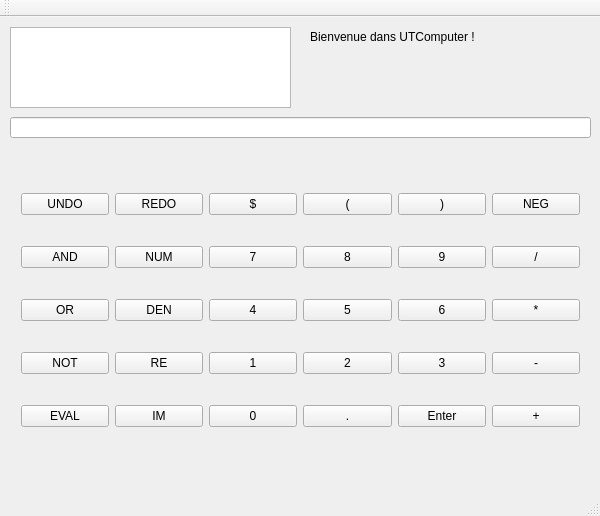
Old version of the form UTComputer/views/mainwindow.ui in the repository Pierre-Gilles/ut-computer.
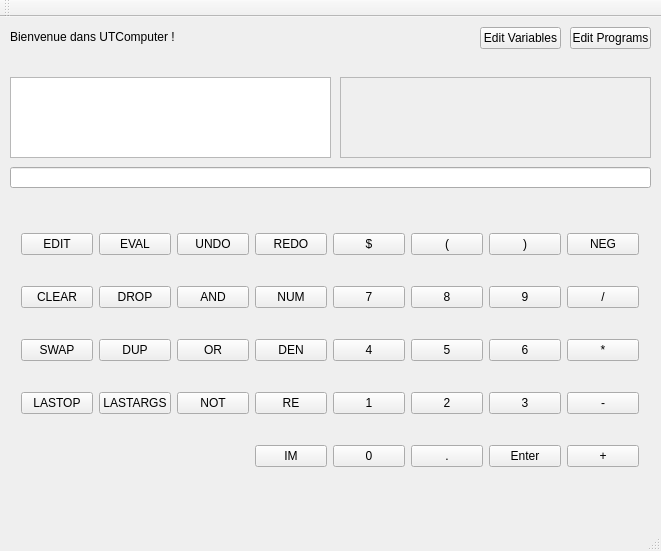
New version of the form.

Commit message: program dialog and sqlite db

Patch:
```diff
--- a/UTComputer/views/mainwindow.ui
+++ b/UTComputer/views/mainwindow.ui
@@ -6,8 +6,8 @@
    <rect>
     <x>0</x>
     <y>0</y>
-    <width>600</width>
-    <height>516</height>
+    <width>661</width>
+    <height>551</height>
    </rect>
   </property>
   <property name="windowTitle">
@@ -18,8 +18,8 @@
     <property name="geometry">
      <rect>
       <x>10</x>
-      <y>100</y>
-      <width>581</width>
+      <y>150</y>
+      <width>641</width>
       <height>21</height>
      </rect>
     </property>
@@ -28,219 +28,268 @@
     <property name="geometry">
      <rect>
       <x>10</x>
-      <y>140</y>
-      <width>581</width>
+      <y>180</y>
+      <width>640</width>
       <height>311</height>
      </rect>
     </property>
     <layout class="QGridLayout" name="gridLayout">
-     <item row="2" column="0">
+     <item row="4" column="3">
+      <widget class="QPushButton" name="pushButtonIm">
+       <property name="text">
+        <string>IM</string>
+       </property>
+      </widget>
+     </item>
+     <item row="2" column="1">
+      <widget class="QPushButton" name="pushButtonDup">
+       <property name="text">
+        <string>DUP</string>
+       </property>
+      </widget>
+     </item>
+     <item row="1" column="4">
+      <widget class="QPushButton" name="pushButton7">
+       <property name="text">
+        <string>7</string>
+       </property>
+      </widget>
+     </item>
+     <item row="2" column="2">
       <widget class="QPushButton" name="pushButtonOr">
        <property name="text">
         <string>OR</string>
        </property>
       </widget>
      </item>
-     <item row="4" column="2">
-      <widget class="QPushButton" name="pushButton0">
+     <item row="0" column="6">
+      <widget class="QPushButton" name="pushButtonRightParenthesis">
        <property name="text">
-        <string>0</string>
-       </property>
-      </widget>
-     </item>
-     <item row="4" column="5">
-      <widget class="QPushButton" name="pushButtonPlus">
-       <property name="text">
-        <string>+</string>
-       </property>
-      </widget>
-     </item>
-     <item row="3" column="2">
-      <widget class="QPushButton" name="pushButton1">
-       <property name="text">
-        <string>1</string>
-       </property>
-      </widget>
-     </item>
-     <item row="3" column="1">
-      <widget class="QPushButton" name="pushButtonRe">
-       <property name="text">
-        <string>RE</string>
-       </property>
-      </widget>
-     </item>
-     <item row="2" column="2">
-      <widget class="QPushButton" name="pushButton4">
-       <property name="text">
-        <string>4</string>
-       </property>
-      </widget>
-     </item>
-     <item row="3" column="5">
-      <widget class="QPushButton" name="pushButtonMinus">
-       <property name="text">
-        <string>-</string>
+        <string>)</string>
        </property>
       </widget>
      </item>
      <item row="2" column="5">
+      <widget class="QPushButton" name="pushButton5">
+       <property name="text">
+        <string>5</string>
+       </property>
+      </widget>
+     </item>
+     <item row="2" column="7">
       <widget class="QPushButton" name="pushButtonMultiply">
        <property name="text">
         <string>*</string>
        </property>
       </widget>
      </item>
-     <item row="0" column="4">
-      <widget class="QPushButton" name="pushButtonRightParenthesis">
+     <item row="3" column="7">
+      <widget class="QPushButton" name="pushButtonMinus">
        <property name="text">
-        <string>)</string>
+        <string>-</string>
+       </property>
+      </widget>
+     </item>
+     <item row="1" column="1">
+      <widget class="QPushButton" name="pushButtonDrop">
+       <property name="text">
+        <string>DROP</string>
+       </property>
+      </widget>
+     </item>
+     <item row="0" column="5">
+      <widget class="QPushButton" name="pushButtonLeftParenthesis">
+       <property name="text">
+        <string>(</string>
+       </property>
+      </widget>
+     </item>
+     <item row="2" column="6">
+      <widget class="QPushButton" name="pushButton6">
+       <property name="text">
+        <string>6</string>
+       </property>
+      </widget>
+     </item>
+     <item row="1" column="5">
+      <widget class="QPushButton" name="pushButton8">
+       <property name="text">
+        <string>8</string>
+       </property>
+      </widget>
+     </item>
+     <item row="3" column="4">
+      <widget class="QPushButton" name="pushButton1">
+       <property name="text">
+        <string>1</string>
+       </property>
+      </widget>
+     </item>
+     <item row="0" column="7">
+      <widget class="QPushButton" name="pushButtonNeg">
+       <property name="text">
+        <string>NEG</string>
+       </property>
+      </widget>
+     </item>
+     <item row="4" column="7">
+      <widget class="QPushButton" name="pushButtonPlus">
+       <property name="text">
+        <string>+</string>
+       </property>
+      </widget>
+     </item>
+     <item row="1" column="6">
+      <widget class="QPushButton" name="pushButton9">
+       <property name="text">
+        <string>9</string>
+       </property>
+      </widget>
+     </item>
+     <item row="1" column="3">
+      <widget class="QPushButton" name="pushButtonNum">
+       <property name="text">
+        <string>NUM</string>
        </property>
       </widget>
      </item>
      <item row="4" column="4">
+      <widget class="QPushButton" name="pushButton0">
+       <property name="text">
+        <string>0</string>
+       </property>
+      </widget>
+     </item>
+     <item row="4" column="6">
       <widget class="QPushButton" name="pushButtonEnter">
        <property name="text">
         <string>Enter</string>
        </property>
       </widget>
      </item>
-     <item row="2" column="1">
-      <widget class="QPushButton" name="pushButtonDen">
-       <property name="text">
-        <string>DEN</string>
-       </property>
-      </widget>
-     </item>
-     <item row="4" column="0">
-      <widget class="QPushButton" name="pushButtonEval">
-       <property name="text">
-        <string>EVAL</string>
-       </property>
-      </widget>
-     </item>
-     <item row="0" column="1">
-      <widget class="QPushButton" name="pushButtonRedo">
-       <property name="text">
-        <string>REDO</string>
-       </property>
-      </widget>
-     </item>
      <item row="3" column="3">
+      <widget class="QPushButton" name="pushButtonRe">
+       <property name="text">
+        <string>RE</string>
+       </property>
+      </widget>
+     </item>
+     <item row="3" column="1">
+      <widget class="QPushButton" name="pushButtonLastArgs">
+       <property name="text">
+        <string>LASTARGS</string>
+       </property>
+      </widget>
+     </item>
+     <item row="3" column="5">
       <widget class="QPushButton" name="pushButton2">
        <property name="text">
         <string>2</string>
        </property>
       </widget>
      </item>
-     <item row="0" column="2">
+     <item row="0" column="4">
       <widget class="QPushButton" name="pushButtonDollar">
        <property name="text">
         <string>$</string>
        </property>
       </widget>
      </item>
+     <item row="2" column="4">
+      <widget class="QPushButton" name="pushButton4">
+       <property name="text">
+        <string>4</string>
+       </property>
+      </widget>
+     </item>
      <item row="0" column="3">
-      <widget class="QPushButton" name="pushButtonLeftParenthesis">
+      <widget class="QPushButton" name="pushButtonRedo">
        <property name="text">
-        <string>(</string>
-       </property>
-      </widget>
-     </item>
-     <item row="1" column="2">
-      <widget class="QPushButton" name="pushButton7">
-       <property name="text">
-        <string>7</string>
-       </property>
-      </widget>
-     </item>
-     <item row="1" column="3">
-      <widget class="QPushButton" name="pushButton8">
-       <property name="text">
-        <string>8</string>
+        <string>REDO</string>
        </property>
       </widget>
      </item>
      <item row="2" column="3">
-      <widget class="QPushButton" name="pushButton5">
+      <widget class="QPushButton" name="pushButtonDen">
        <property name="text">
-        <string>5</string>
+        <string>DEN</string>
        </property>
       </widget>
      </item>
-     <item row="2" column="4">
-      <widget class="QPushButton" name="pushButton6">
+     <item row="3" column="6">
+      <widget class="QPushButton" name="pushButton3">
        <property name="text">
-        <string>6</string>
+        <string>3</string>
        </property>
       </widget>
      </item>
-     <item row="1" column="4">
-      <widget class="QPushButton" name="pushButton9">
+     <item row="0" column="2">
+      <widget class="QPushButton" name="pushButtonUndo">
        <property name="text">
-        <string>9</string>
+        <string>UNDO</string>
        </property>
       </widget>
      </item>
-     <item row="3" column="0">
+     <item row="3" column="2">
       <widget class="QPushButton" name="pushButtonNot">
        <property name="text">
         <string>NOT</string>
        </property>
       </widget>
      </item>
-     <item row="1" column="5">
+     <item row="1" column="7">
       <widget class="QPushButton" name="pushButtonDivide">
        <property name="text">
         <string>/</string>
        </property>
       </widget>
      </item>
-     <item row="1" column="0">
+     <item row="1" column="2">
       <widget class="QPushButton" name="pushButtonAnd">
        <property name="text">
         <string>AND</string>
        </property>
       </widget>
      </item>
-     <item row="4" column="3">
+     <item row="4" column="5">
       <widget class="QPushButton" name="pushButtonPoint">
        <property name="text">
         <string>.</string>
        </property>
       </widget>
      </item>
-     <item row="1" column="1">
-      <widget class="QPushButton" name="pushButtonNum">
+     <item row="2" column="0">
+      <widget class="QPushButton" name="pushButtonSwap">
        <property name="text">
-        <string>NUM</string>
-       </property>
-      </widget>
-     </item>
-     <item row="0" column="5">
-      <widget class="QPushButton" name="pushButtonNeg">
-       <property name="text">
-        <string>NEG</string>
-       </property>
-      </widget>
-     </item>
-     <item row="4" column="1">
-      <widget class="QPushButton" name="pushButtonIm">
-       <property name="text">
-        <string>IM</string>
-       </property>
-      </widget>
-     </item>
-     <item row="3" column="4">
-      <widget class="QPushButton" name="pushButton3">
-       <property name="text">
-        <string>3</string>
+        <string>SWAP</string>
        </property>
       </widget>
      </item>
      <item row="0" column="0">
-      <widget class="QPushButton" name="pushButtonUndo">
+      <widget class="QPushButton" name="pushButtonEdit">
        <property name="text">
-        <string>UNDO</string>
+        <string>EDIT</string>
+       </property>
+      </widget>
+     </item>
+     <item row="1" column="0">
+      <widget class="QPushButton" name="pushButtonClear">
+       <property name="text">
+        <string>CLEAR</string>
+       </property>
+      </widget>
+     </item>
+     <item row="0" column="1">
+      <widget class="QPushButton" name="pushButtonEval">
+       <property name="text">
+        <string>EVAL</string>
+       </property>
+      </widget>
+     </item>
+     <item row="3" column="0">
+      <widget class="QPushButton" name="pushButtonLastOp">
+       <property name="text">
+        <string>LASTOP</string>
        </property>
       </widget>
      </item>
@@ -249,7 +298,7 @@
    <widget class="QLabel" name="welcomeUTComputer">
     <property name="geometry">
      <rect>
-      <x>310</x>
+      <x>10</x>
       <y>10</y>
       <width>201</width>
       <height>20</height>
@@ -259,29 +308,55 @@
      <string>Bienvenue dans UTComputer !</string>
     </property>
    </widget>
-   <widget class="QLabel" name="errorLabel">
-    <property name="geometry">
-     <rect>
-      <x>310</x>
-      <y>40</y>
-      <width>271</width>
-      <height>51</height>
-     </rect>
-    </property>
-    <property name="text">
-     <string/>
-    </property>
-   </widget>
    <widget class="QListWidget" name="listWidget">
     <property name="geometry">
      <rect>
       <x>10</x>
-      <y>10</y>
-      <width>281</width>
+      <y>60</y>
+      <width>321</width>
       <height>81</height>
      </rect>
     </property>
    </widget>
+   <widget class="QTextEdit" name="errorTextArea">
+    <property name="enabled">
+     <bool>false</bool>
+    </property>
+    <property name="geometry">
+     <rect>
+      <x>340</x>
+      <y>60</y>
+      <width>311</width>
+      <height>81</height>
+     </rect>
+    </property>
+   </widget>
+   <widget class="QToolButton" name="toolButtonProgram">
+    <property name="geometry">
+     <rect>
+      <x>570</x>
+      <y>10</y>
+      <width>81</width>
+      <height>22</height>
+     </rect>
+    </property>
+    <property name="text">
+     <string>Edit Programs</string>
+    </property>
+   </widget>
+   <widget class="QToolButton" name="toolButtonVariable">
+    <property name="geometry">
+     <rect>
+      <x>480</x>
+      <y>10</y>
+      <width>81</width>
+      <height>22</height>
+     </rect>
+    </property>
+    <property name="text">
+     <string>Edit Variables</string>
+    </property>
+   </widget>
   </widget>
   <widget class="QMenuBar" name="menuBar">
    <property name="geometry">
```
Left out of the diff: 2 changed lines with no effect on the pictures. The commit also changes 9 other files.
